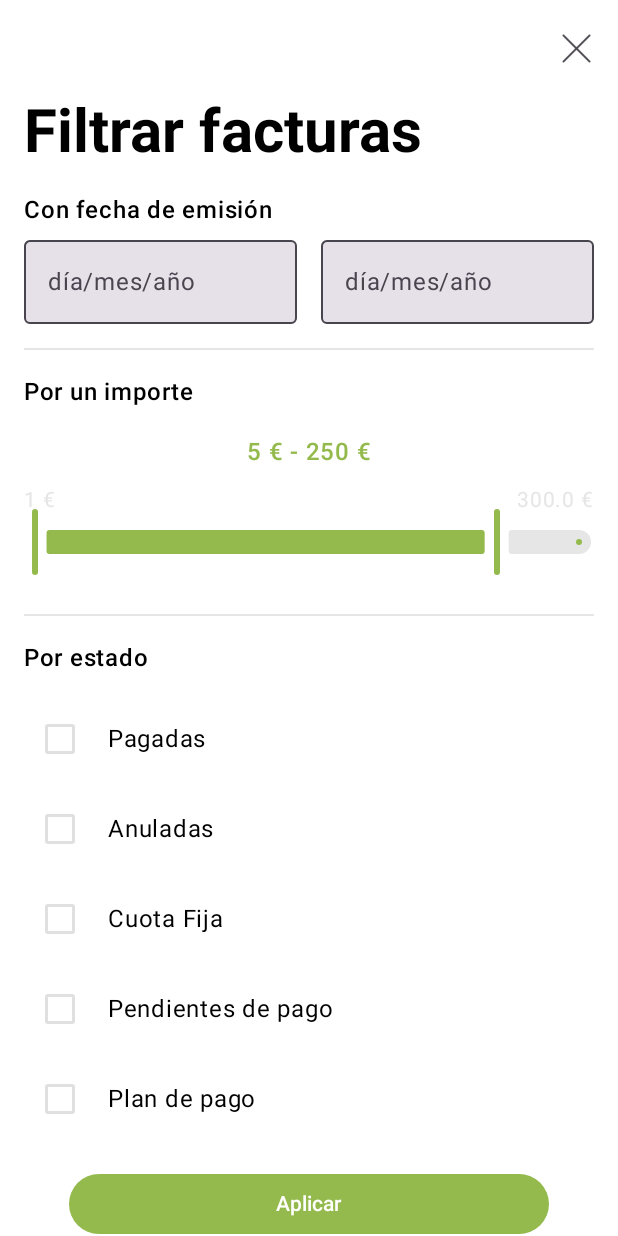
After one commit to andresruiiz/PracticaAndroid, an Android app built with Jetpack Compose: the FiltrosScreen screen opened through its navigation route, on a phone screen of 412 x 824 dp. The commit adds this screen. Run offline under Robolectric (Android 15) with nearby library versions, the phone set to English and light mode, and no system bars.

Commit message:
Created Filters screen and added navigation

```diff
--- a/app/src/main/java/es/andresruiz/practicaandroid/navigation/NavigationWrapper.kt
+++ b/app/src/main/java/es/andresruiz/practicaandroid/navigation/NavigationWrapper.kt
@@ -1,13 +1,17 @@
 package es.andresruiz.practicaandroid.navigation
 
+import android.os.Build
+import androidx.annotation.RequiresApi
 import androidx.compose.runtime.Composable
 import androidx.navigation.compose.NavHost
 import androidx.navigation.compose.composable
 import androidx.navigation.compose.rememberNavController
 import es.andresruiz.practicaandroid.ui.facturas.FacturasScreen
+import es.andresruiz.practicaandroid.ui.filtros.FiltrosScreen
 import es.andresruiz.practicaandroid.ui.main.MainScreen
 import es.andresruiz.practicaandroid.ui.smartsolar.SmartSolarScreen
 
+@RequiresApi(Build.VERSION_CODES.O)
 @Composable
 fun NavigationWrapper() {
     val navController = rememberNavController()
@@ -23,5 +27,9 @@ fun NavigationWrapper() {
         composable<SmartSolar> {
             SmartSolarScreen(navController)
         }
+
+        composable<Filtros> {
+            FiltrosScreen(navController)
+        }
     }
 }
--- a/app/src/main/java/es/andresruiz/practicaandroid/navigation/Screens.kt
+++ b/app/src/main/java/es/andresruiz/practicaandroid/navigation/Screens.kt
@@ -10,3 +10,6 @@ object Facturas
 
 @Serializable
 object SmartSolar
+
+@Serializable
+object Filtros
--- a/app/src/main/java/es/andresruiz/practicaandroid/ui/facturas/FacturasScreen.kt
+++ b/app/src/main/java/es/andresruiz/practicaandroid/ui/facturas/FacturasScreen.kt
@@ -1,28 +1,19 @@
 package es.andresruiz.practicaandroid.ui.facturas
 
-import androidx.compose.foundation.layout.Arrangement
 import androidx.compose.foundation.layout.Box
-import androidx.compose.foundation.layout.Column
 import androidx.compose.foundation.layout.PaddingValues
 import androidx.compose.foundation.layout.Row
-import androidx.compose.foundation.layout.Spacer
 import androidx.compose.foundation.layout.fillMaxSize
 import androidx.compose.foundation.layout.fillMaxWidth
-import androidx.compose.foundation.layout.height
 import androidx.compose.foundation.layout.padding
 import androidx.compose.foundation.layout.size
-import androidx.compose.foundation.layout.wrapContentSize
 import androidx.compose.foundation.lazy.LazyColumn
 import androidx.compose.foundation.lazy.items
-import androidx.compose.material.icons.Icons
-import androidx.compose.material.icons.filled.Settings
 import androidx.compose.material3.AlertDialog
-import androidx.compose.material3.AlertDialogDefaults
 import androidx.compose.material3.Button
 import androidx.compose.material3.ExperimentalMaterial3Api
 import androidx.compose.material3.Icon
 import androidx.compose.material3.IconButton
-import androidx.compose.material3.LargeTopAppBar
 import androidx.compose.material3.MaterialTheme
 import androidx.compose.material3.MediumTopAppBar
 import androidx.compose.material3.Scaffold
@@ -49,6 +40,7 @@ import androidx.lifecycle.viewmodel.compose.viewModel
 import androidx.navigation.NavController
 import es.andresruiz.practicaandroid.R
 import es.andresruiz.domain.models.Factura
+import es.andresruiz.practicaandroid.navigation.Filtros
 import es.andresruiz.practicaandroid.ui.components.FacturaItem
 
 @OptIn(ExperimentalMaterial3Api::class)
@@ -59,7 +51,7 @@ fun FacturasScreen(navController: NavController, viewModel: FacturasViewModel =
     val showDialog = viewModel.showDialog.collectAsState().value
 
     val scrollBehavior =
-        TopAppBarDefaults.exitUntilCollapsedScrollBehavior(rememberTopAppBarState())
+        TopAppBarDefaults.pinnedScrollBehavior(rememberTopAppBarState())
 
     Scaffold(
         modifier = Modifier.nestedScroll(scrollBehavior.nestedScrollConnection),
@@ -115,7 +107,7 @@ fun FacturasTopBar(navController: NavController, scrollBehavior: TopAppBarScroll
             }
         },
         actions = {
-            IconButton(onClick = { /* do something */ }) {
+            IconButton(onClick = { navController.navigate(Filtros) }) {
 
                 val icon: Painter = painterResource(id = R.drawable.filtericon_3x)
 
--- /dev/null
+++ b/app/src/main/java/es/andresruiz/practicaandroid/ui/filtros/FiltrosScreen.kt
@@ -0,0 +1,425 @@
+package es.andresruiz.practicaandroid.ui.filtros
+
+import android.app.DatePickerDialog
+import android.os.Build
+import androidx.annotation.RequiresApi
+import androidx.compose.foundation.clickable
+import androidx.compose.foundation.layout.Arrangement
+import androidx.compose.foundation.layout.Box
+import androidx.compose.foundation.layout.Column
+import androidx.compose.foundation.layout.Row
+import androidx.compose.foundation.layout.Spacer
+import androidx.compose.foundation.layout.fillMaxSize
+import androidx.compose.foundation.layout.fillMaxWidth
+import androidx.compose.foundation.layout.height
+import androidx.compose.foundation.layout.padding
+import androidx.compose.foundation.layout.size
+import androidx.compose.foundation.rememberScrollState
+import androidx.compose.foundation.shape.RoundedCornerShape
+import androidx.compose.foundation.verticalScroll
+import androidx.compose.material3.Button
+import androidx.compose.material3.ButtonDefaults
+import androidx.compose.material3.Checkbox
+import androidx.compose.material3.CheckboxDefaults
+import androidx.compose.material3.Divider
+import androidx.compose.material3.ExperimentalMaterial3Api
+import androidx.compose.material3.Icon
+import androidx.compose.material3.IconButton
+import androidx.compose.material3.MaterialTheme
+import androidx.compose.material3.MediumTopAppBar
+import androidx.compose.material3.OutlinedTextField
+import androidx.compose.material3.RangeSlider
+import androidx.compose.material3.Scaffold
+import androidx.compose.material3.SliderDefaults
+import androidx.compose.material3.Text
+import androidx.compose.material3.TextButton
+import androidx.compose.material3.TextFieldDefaults
+import androidx.compose.material3.TopAppBarDefaults
+import androidx.compose.material3.TopAppBarScrollBehavior
+import androidx.compose.material3.rememberTopAppBarState
+import androidx.compose.runtime.Composable
+import androidx.compose.runtime.getValue
+import androidx.compose.runtime.mutableStateOf
+import androidx.compose.runtime.remember
+import androidx.compose.runtime.setValue
+import androidx.compose.ui.Alignment
+import androidx.compose.ui.Modifier
+import androidx.compose.ui.graphics.Color
+import androidx.compose.ui.graphics.painter.Painter
+import androidx.compose.ui.input.nestedscroll.nestedScroll
+import androidx.compose.ui.platform.LocalContext
+import androidx.compose.ui.res.painterResource
+import androidx.compose.ui.res.stringResource
+import androidx.compose.ui.text.font.FontWeight
+import androidx.compose.ui.text.style.TextOverflow
+import androidx.compose.ui.tooling.preview.Preview
+import androidx.compose.ui.unit.dp
+import androidx.compose.ui.unit.sp
+import androidx.navigation.NavController
+import es.andresruiz.practicaandroid.R
+import java.time.LocalDate
+import java.time.format.DateTimeFormatter
+import java.util.Calendar
+
+@RequiresApi(Build.VERSION_CODES.O)
+@OptIn(ExperimentalMaterial3Api::class)
+@Composable
+fun FiltrosScreen(
+    navController: NavController
+) {
+
+    var startDate by remember { mutableStateOf("") }
+    var endDate by remember { mutableStateOf("") }
+    var sliderValueRange by remember { mutableStateOf(5f..250f) }
+
+    var isPagadasChecked by remember { mutableStateOf(false) }
+    var isAnuladasChecked by remember { mutableStateOf(false) }
+    var isCuotaFijaChecked by remember { mutableStateOf(false) }
+    var isPendientesChecked by remember { mutableStateOf(false) }
+    var isPlanPagoChecked by remember { mutableStateOf(false) }
+
+    val scrollBehavior =
+        TopAppBarDefaults.pinnedScrollBehavior(rememberTopAppBarState())
+
+    Scaffold(
+        modifier = Modifier.nestedScroll(scrollBehavior.nestedScrollConnection),
+        topBar = {
+            FiltrosTopBar(navController, scrollBehavior)
+        },
+    ) { innerPadding ->
+
+        Column(
+            modifier = Modifier
+                .fillMaxSize()
+                .padding(innerPadding)
+                .padding(horizontal = 16.dp)
+                .verticalScroll(rememberScrollState()),
+            verticalArrangement = Arrangement.Top
+        ) {
+            // Selector de fechas
+            DateFilterSection(
+                startDate = startDate,
+                endDate = endDate,
+                onStartDateChange = { startDate = it },
+                onEndDateChange = { endDate = it }
+            )
+
+            Divider(
+                modifier = Modifier.padding(vertical = 16.dp),
+                color = MaterialTheme.colorScheme.secondary
+            )
+
+            // Sección de importe
+            AmountFilterSection(
+                sliderValueRange = sliderValueRange,
+                onSliderValueChange = { sliderValueRange = it },
+                maxFacturaValue = 300f
+            )
+
+            Divider(
+                modifier = Modifier.padding(vertical = 16.dp),
+                color = MaterialTheme.colorScheme.secondary
+            )
+
+            // Sección de estado
+            StatusFilterSection(
+                isPagadasChecked = isPagadasChecked,
+                isAnuladasChecked = isAnuladasChecked,
+                isCuotaFijaChecked = isCuotaFijaChecked,
+                isPendientesChecked = isPendientesChecked,
+                isPlanPagoChecked = isPlanPagoChecked,
+                onPagadasChange = { isPagadasChecked = it },
+                onAnuladasChange = { isAnuladasChecked = it },
+                onCuotaFijaChange = { isCuotaFijaChecked = it },
+                onPendientesChange = { isPendientesChecked = it },
+                onPlanPagoChange = { isPlanPagoChecked = it }
+            )
+
+            // Botones
+            Spacer(modifier = Modifier.weight(1f))
+
+            ButtonsSection(
+                onClearFilters = {
+                    startDate = ""
+                    endDate = ""
+                    sliderValueRange = 5f..250f
+                    isPagadasChecked = false
+                    isAnuladasChecked = false
+                    isCuotaFijaChecked = false
+                    isPendientesChecked = false
+                    isPlanPagoChecked = false
+                }
+            )
+        }
+    }
+}
+
+@OptIn(ExperimentalMaterial3Api::class)
+@Composable
+fun FiltrosTopBar(navController: NavController, scrollBehavior: TopAppBarScrollBehavior) {
+    MediumTopAppBar(
+        colors = TopAppBarDefaults.topAppBarColors(
+            containerColor = MaterialTheme.colorScheme.background,
+            titleContentColor = MaterialTheme.colorScheme.onBackground,
+        ),
+        title = {
+            Text(
+                text = stringResource(R.string.filtrar_facturas),
+                fontWeight = FontWeight.Bold,
+                fontSize = 40.sp,
+                maxLines = 1,
+                overflow = TextOverflow.Ellipsis
+            )
+        },
+        actions = {
+            IconButton(onClick = { navController.popBackStack() }) {
+
+                val icon: Painter = painterResource(id = R.drawable.close_icon)
+
+                Icon(
+                    painter = icon,
+                    contentDescription = "Botón de filtros",
+                    modifier = Modifier
+                        .size(30.dp)
+                )
+            }
+        },
+        scrollBehavior = scrollBehavior
+    )
+}
+
+@RequiresApi(Build.VERSION_CODES.O)
+@Composable
+fun DateFilterSection(
+    startDate: String,
+    endDate: String,
+    onStartDateChange: (String) -> Unit,
+    onEndDateChange: (String) -> Unit
+) {
+    val context = LocalContext.current
+    val calendar = Calendar.getInstance()
+
+    val dateFormatter = DateTimeFormatter.ofPattern("dd/MM/yyyy")
+
+    val startDatePicker = DatePickerDialog(
+        context,
+        { _, year, month, dayOfMonth ->
+            val selectedDate = LocalDate.of(year, month + 1, dayOfMonth)
+            onStartDateChange(selectedDate.format(dateFormatter))
+        },
+        calendar.get(Calendar.YEAR),
+        calendar.get(Calendar.MONTH),
+        calendar.get(Calendar.DAY_OF_MONTH)
+    )
+
+    val endDatePicker = DatePickerDialog(
+        context,
+        { _, year, month, dayOfMonth ->
+            val selectedDate = LocalDate.of(year, month + 1, dayOfMonth)
+            onEndDateChange(selectedDate.format(dateFormatter))
+        },
+        calendar.get(Calendar.YEAR),
+        calendar.get(Calendar.MONTH),
+        calendar.get(Calendar.DAY_OF_MONTH)
+    )
+
+    Text(
+        text = "Con fecha de emisión",
+        fontWeight = FontWeight.Medium,
+        fontSize = 16.sp,
+        modifier = Modifier.padding(top = 16.dp, bottom = 8.dp)
+    )
+
+    Row(
+        modifier = Modifier.fillMaxWidth(),
+        horizontalArrangement = Arrangement.SpaceBetween
+    ) {
+        // Desde
+        OutlinedTextField(
+            value = startDate,
+            onValueChange = {  },
+            readOnly = true,
+            placeholder = { Text("día/mes/año") },
+            modifier = Modifier
+                .weight(1f)
+                .padding(end = 8.dp)
+                .clickable { startDatePicker.show() },
+            colors = TextFieldDefaults.colors(
+            )
+        )
+
+        // Hasta
+        OutlinedTextField(
+            value = endDate,
+            onValueChange = {  },
+            readOnly = true,
+            placeholder = { Text("día/mes/año") },
+            modifier = Modifier
+                .weight(1f)
+                .padding(start = 8.dp)
+                .clickable { endDatePicker.show() },
+            colors = TextFieldDefaults.colors(
+            )
+        )
+    }
+}
+
+@Composable
+fun AmountFilterSection(
+    sliderValueRange: ClosedFloatingPointRange<Float>,
+    onSliderValueChange: (ClosedFloatingPointRange<Float>) -> Unit,
+    maxFacturaValue: Float
+) {
+    Text(
+        text = "Por un importe",
+        fontWeight = FontWeight.Medium,
+        fontSize = 16.sp,
+        modifier = Modifier.padding(bottom = 16.dp)
+    )
+
+    Row(
+        modifier = Modifier.fillMaxWidth(),
+        horizontalArrangement = Arrangement.Center
+    ) {
+        Text(
+            text = "${sliderValueRange.start.toInt()} € - ${sliderValueRange.endInclusive.toInt()} €",
+            color = MaterialTheme.colorScheme.primary,
+            fontWeight = FontWeight.Medium
+        )
+    }
+
+    Box(
+        modifier = Modifier
+            .fillMaxWidth()
+            .padding(vertical = 8.dp)
+    ) {
+        Row(
+            modifier = Modifier.fillMaxWidth(),
+            horizontalArrangement = Arrangement.SpaceBetween
+        ) {
+            Text(text = "1 €", color = MaterialTheme.colorScheme.secondary, fontSize = 14.sp)
+            Text(text = "$maxFacturaValue €", color = MaterialTheme.colorScheme.secondary, fontSize = 14.sp)
+        }
+
+        RangeSlider(
+            value = sliderValueRange,
+            onValueChange = onSliderValueChange,
+            valueRange = 1f..maxFacturaValue,
+            colors = SliderDefaults.colors(
+                thumbColor = MaterialTheme.colorScheme.primary,
+                activeTrackColor = MaterialTheme.colorScheme.primary,
+                inactiveTrackColor = MaterialTheme.colorScheme.secondary
+            ),
+            modifier = Modifier.padding(top = 16.dp)
+        )
+    }
+}
+
+@Composable
+fun StatusFilterSection(
+    isPagadasChecked: Boolean,
+    isAnuladasChecked: Boolean,
+    isCuotaFijaChecked: Boolean,
+    isPendientesChecked: Boolean,
+    isPlanPagoChecked: Boolean,
+    onPagadasChange: (Boolean) -> Unit,
+    onAnuladasChange: (Boolean) -> Unit,
+    onCuotaFijaChange: (Boolean) -> Unit,
+    onPendientesChange: (Boolean) -> Unit,
+    onPlanPagoChange: (Boolean) -> Unit
+) {
+    Text(
+        text = "Por estado",
+        fontWeight = FontWeight.Medium,
+        fontSize = 16.sp,
+        modifier = Modifier.padding(bottom = 12.dp)
+    )
+
+    CheckboxItem(
+        text = "Pagadas",
+        isChecked = isPagadasChecked,
+        onCheckedChange = onPagadasChange
+    )
+
+    CheckboxItem(
+        text = "Anuladas",
+        isChecked = isAnuladasChecked,
+        onCheckedChange = onAnuladasChange
+    )
+
+    CheckboxItem(
+        text = "Cuota Fija",
+        isChecked = isCuotaFijaChecked,
+        onCheckedChange = onCuotaFijaChange
+    )
+
+    CheckboxItem(
+        text = "Pendientes de pago",
+        isChecked = isPendientesChecked,
+        onCheckedChange = onPendientesChange
+    )
+
+    CheckboxItem(
+        text = "Plan de pago",
+        isChecked = isPlanPagoChecked,
+        onCheckedChange = onPlanPagoChange
+    )
+}
+
+@Composable
+fun ButtonsSection(
+    onClearFilters: () -> Unit
+) {
+    Column(
+        modifier = Modifier
+            .fillMaxWidth()
+            .padding(vertical = 16.dp),
+        horizontalAlignment = Alignment.CenterHorizontally
+    ) {
+
+        Button(
+            onClick = {},
+            modifier = Modifier
+                .fillMaxWidth()
+                .padding(horizontal = 30.dp)
+        ) {
+            Text("Aplicar")
+        }
+
+        TextButton(
+            onClick = onClearFilters,
+            colors = ButtonDefaults.textButtonColors(
+                contentColor = MaterialTheme.colorScheme.secondary
+            )
+        ) {
+            Text("Eliminar filtros")
+        }
+    }
+}
+
+@Composable
+fun CheckboxItem(
+    text: String,
+    isChecked: Boolean,
+    onCheckedChange: (Boolean) -> Unit
+) {
+    Row(
+        verticalAlignment = Alignment.CenterVertically,
+        modifier = Modifier
+            .fillMaxWidth()
+            .padding(vertical = 6.dp)
+    ) {
+        Checkbox(
+            checked = isChecked,
+            onCheckedChange = onCheckedChange,
+            colors = CheckboxDefaults.colors(
+                checkedColor = Color(0xFF8BC34A),
+                uncheckedColor = Color(0xFFE0E0E0)
+            )
+        )
+        Text(
+            text = text,
+            modifier = Modifier.padding(start = 8.dp)
+        )
+    }
+}
--- /dev/null
+++ b/app/src/main/java/es/andresruiz/practicaandroid/ui/filtros/FiltrosViewModel.kt
@@ -0,0 +1,62 @@
+package es.andresruiz.practicaandroid.ui.filtros
+
+import androidx.lifecycle.ViewModel
+import kotlinx.coroutines.flow.MutableStateFlow
+import kotlinx.coroutines.flow.StateFlow
+import kotlinx.coroutines.flow.asStateFlow
+
+class FiltrosViewModel : ViewModel() {
+
+    private val _fechaDesde = MutableStateFlow("")
+    val fechaDesde: StateFlow<String> = _fechaDesde.asStateFlow()
+
+    private val _fechaHasta = MutableStateFlow("")
+    val fechaHasta: StateFlow<String> = _fechaHasta.asStateFlow()
+
+    private val _importeMin = MutableStateFlow(0)
+    val importeMin: StateFlow<Int> = _importeMin.asStateFlow()
+
+    private val _importeMax = MutableStateFlow(300)
+    val importeMax: StateFlow<Int> = _importeMax.asStateFlow()
+
+    private val _estados = MutableStateFlow(
+        mapOf(
+            "Pagadas" to false,
+            "Anuladas" to false,
+            "Cuota Fija" to false,
+            "Pendientes de pago" to false,
+            "Plan de pago" to false
+        )
+    )
+    val estados: StateFlow<Map<String, Boolean>> = _estados.asStateFlow()
+
+    fun setFechaDesde(fecha: String) {
+        _fechaDesde.value = fecha
+    }
+
+    fun setFechaHasta(fecha: String) {
+        _fechaHasta.value = fecha
+    }
+
+    fun setImporteMin(valor: Int) {
+        _importeMin.value = valor
+    }
+
+    fun setImporteMax(valor: Int) {
+        _importeMax.value = valor
+    }
+
+    fun toggleEstado(estado: String) {
+        _estados.value = _estados.value.toMutableMap().apply {
+            this[estado] = !(this[estado] ?: false)
+        }
+    }
+
+    fun limpiarFiltros() {
+        _fechaDesde.value = ""
+        _fechaHasta.value = ""
+        _importeMin.value = 1
+        _importeMax.value = 300
+        _estados.value = _estados.value.mapValues { false }
+    }
+}
--- a/app/src/main/res/values/strings.xml
+++ b/app/src/main/res/values/strings.xml
@@ -2,4 +2,5 @@
     <string name="app_name">Práctica Android</string>
     <string name="facturas">Facturas</string>
     <string name="smart_solar">Smart Solar</string>
+    <string name="filtrar_facturas">Filtrar facturas</string>
 </resources>
```
